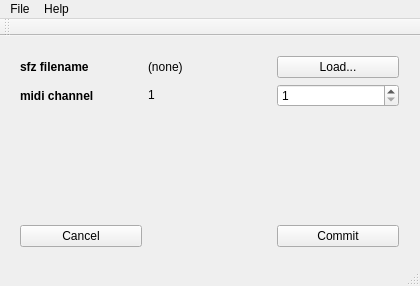
The window that liquidmainwindow.ui (be1/qliquidsfz) describes before a commit, drawn with Qt 5.
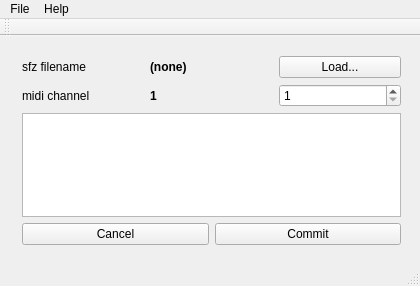
The same window after the commit.

Commit message: improved UI with log widget

```diff
--- a/liquidmainwindow.ui
+++ b/liquidmainwindow.ui
@@ -38,37 +38,70 @@
      <height>225</height>
     </size>
    </property>
-   <widget class="QWidget" name="gridLayoutWidget">
+   <widget class="QWidget" name="verticalLayoutWidget">
     <property name="geometry">
      <rect>
-      <x>9</x>
+      <x>11</x>
       <y>9</y>
       <width>401</width>
-      <height>213</height>
+      <height>211</height>
      </rect>
     </property>
-    <layout class="QGridLayout" name="gridLayout">
-     <item row="0" column="1">
-      <widget class="QLabel" name="sfzFilelabel">
-       <property name="text">
-        <string>(none)</string>
-       </property>
-      </widget>
-     </item>
-     <item row="0" column="0">
+    <layout class="QVBoxLayout" name="verticalLayout">
+     <item>
+      <layout class="QHBoxLayout" name="horizontalLayout">
+       <item>
       <widget class="QLabel" name="label_1">
-       <property name="font">
-        <font>
-         <weight>75</weight>
-         <bold>true</bold>
-        </font>
-       </property>
        <property name="text">
         <string>sfz filename</string>
        </property>
       </widget>
      </item>
-     <item row="1" column="2">
+       <item>
+        <widget class="QLabel" name="sfzFileLabel">
+         <property name="font">
+          <font>
+           <weight>75</weight>
+           <bold>true</bold>
+          </font>
+         </property>
+         <property name="text">
+          <string>(none)</string>
+         </property>
+        </widget>
+       </item>
+       <item>
+        <widget class="QPushButton" name="sfzLoadButton">
+         <property name="text">
+          <string>Load...</string>
+         </property>
+        </widget>
+       </item>
+      </layout>
+     </item>
+     <item>
+      <layout class="QHBoxLayout" name="horizontalLayout_2">
+       <item>
+        <widget class="QLabel" name="label_2">
+         <property name="text">
+          <string>midi channel</string>
+         </property>
+        </widget>
+       </item>
+       <item>
+        <widget class="QLabel" name="midiChannelLabel">
+         <property name="font">
+          <font>
+           <weight>75</weight>
+           <bold>true</bold>
+          </font>
+         </property>
+         <property name="text">
+          <string>1</string>
+         </property>
+        </widget>
+       </item>
+       <item>
       <widget class="QSpinBox" name="midiChannelSpinBox">
        <property name="minimum">
         <number>1</number>
@@ -78,59 +111,41 @@
        </property>
       </widget>
      </item>
-     <item row="3" column="2">
-      <widget class="QPushButton" name="commitButton">
-       <property name="text">
-        <string>Commit</string>
-       </property>
-      </widget>
+      </layout>
      </item>
-     <item row="0" column="2">
-      <widget class="QPushButton" name="sfzLoadButton">
-       <property name="text">
-        <string>Load...</string>
+     <item>
+      <widget class="QPlainTextEdit" name="logTextEdit">
+       <property name="documentTitle">
+        <string notr="true"/>
        </property>
-      </widget>
-     </item>
-     <item row="1" column="1">
-      <widget class="QLabel" name="midiChannelLabel">
-       <property name="text">
-        <string notr="true">&lt;font color=&quot;black&quot;&gt;1&lt;/font&gt;</string>
+       <property name="undoRedoEnabled">
+        <bool>false</bool>
        </property>
-      </widget>
-     </item>
-     <item row="1" column="0">
-      <widget class="QLabel" name="label_2">
-       <property name="font">
-        <font>
-         <weight>75</weight>
-         <bold>true</bold>
-        </font>
+       <property name="plainText">
+        <string notr="true"/>
        </property>
-       <property name="text">
-        <string>midi channel</string>
+       <property name="textInteractionFlags">
+        <set>Qt::TextSelectableByKeyboard|Qt::TextSelectableByMouse</set>
        </property>
       </widget>
      </item>
-     <item row="2" column="0">
-      <spacer name="verticalSpacer">
-       <property name="orientation">
-        <enum>Qt::Vertical</enum>
-       </property>
-       <property name="sizeHint" stdset="0">
-        <size>
-         <width>20</width>
-         <height>40</height>
-        </size>
-       </property>
-      </spacer>
-     </item>
-     <item row="3" column="0">
+     <item>
+      <layout class="QHBoxLayout" name="horizontalLayout_3">
+       <item>
       <widget class="QPushButton" name="cancelButton">
        <property name="text">
         <string>Cancel</string>
        </property>
       </widget>
+       </item>
+       <item>
+        <widget class="QPushButton" name="commitButton">
+         <property name="text">
+          <string>Commit</string>
+         </property>
+        </widget>
+       </item>
+      </layout>
      </item>
     </layout>
    </widget>
```
Lines whose indentation alone changed are shown as unchanged. The commit also changes 4 other files.
